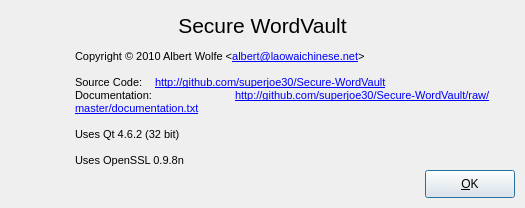
First picture: the form in AboutDialog.ui, repository andrewrk/Secure-WordVault, before the edit.
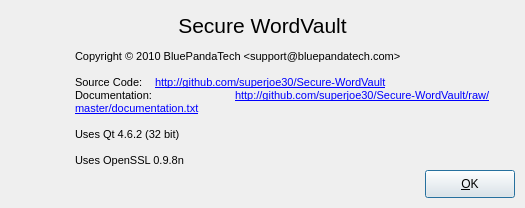
Second picture: the form after the edit. Icons and pictures are not drawn.

What changed in the file:
```diff
--- a/AboutDialog.ui
+++ b/AboutDialog.ui
@@ -27,7 +27,7 @@
 &lt;html&gt;&lt;head&gt;&lt;meta name=&quot;qrichtext&quot; content=&quot;1&quot; /&gt;&lt;style type=&quot;text/css&quot;&gt;
 p, li { white-space: pre-wrap; }
 &lt;/style&gt;&lt;/head&gt;&lt;body style=&quot; font-family:'MS Shell Dlg 2'; font-size:8.25pt; font-weight:400; font-style:normal;&quot;&gt;
-&lt;p style=&quot; margin-top:0px; margin-bottom:0px; margin-left:0px; margin-right:0px; -qt-block-indent:0; text-indent:0px;&quot;&gt;&lt;span style=&quot; font-size:8pt;&quot;&gt;Copyright © 2010 Albert Wolfe &amp;lt;&lt;/span&gt;&lt;a href=&quot;mailto:albert@laowaichinese.net&quot;&gt;&lt;span style=&quot; font-size:8pt; text-decoration: underline; color:#0000ff;&quot;&gt;albert@laowaichinese.net&lt;/span&gt;&lt;/a&gt;&lt;span style=&quot; font-size:8pt;&quot;&gt;&amp;gt;&lt;/span&gt;&lt;/p&gt;
+&lt;p style=&quot; margin-top:0px; margin-bottom:0px; margin-left:0px; margin-right:0px; -qt-block-indent:0; text-indent:0px;&quot;&gt;&lt;span style=&quot; font-size:8pt;&quot;&gt;Copyright © 2010 BluePandaTech &amp;lt;support@bluepandatech.com&amp;gt;&lt;/span&gt;&lt;/p&gt;
 &lt;p style=&quot;-qt-paragraph-type:empty; margin-top:0px; margin-bottom:0px; margin-left:0px; margin-right:0px; -qt-block-indent:0; text-indent:0px; font-size:8pt;&quot;&gt;&lt;/p&gt;
 &lt;p style=&quot; margin-top:0px; margin-bottom:0px; margin-left:0px; margin-right:0px; -qt-block-indent:0; text-indent:0px;&quot;&gt;&lt;span style=&quot; font-size:8pt;&quot;&gt;Source Code: 	&lt;/span&gt;&lt;a href=&quot;http://github.com/superjoe30/Secure-WordVault&quot;&gt;&lt;span style=&quot; font-size:8pt; text-decoration: underline; color:#0000ff;&quot;&gt;http://github.com/superjoe30/Secure-WordVault&lt;/span&gt;&lt;/a&gt;&lt;/p&gt;
 &lt;p style=&quot; margin-top:0px; margin-bottom:0px; margin-left:0px; margin-right:0px; -qt-block-indent:0; text-indent:0px;&quot;&gt;&lt;span style=&quot; font-size:8pt;&quot;&gt;Documentation: 	&lt;/span&gt;&lt;a href=&quot;http://github.com/superjoe30/Secure-WordVault/raw/master/documentation.txt&quot;&gt;&lt;span style=&quot; font-size:8pt; text-decoration: underline; color:#0000ff;&quot;&gt;http://github.com/superjoe30/Secure-WordVault/raw/master/documentation.txt&lt;/span&gt;&lt;/a&gt;&lt;/p&gt;
```
